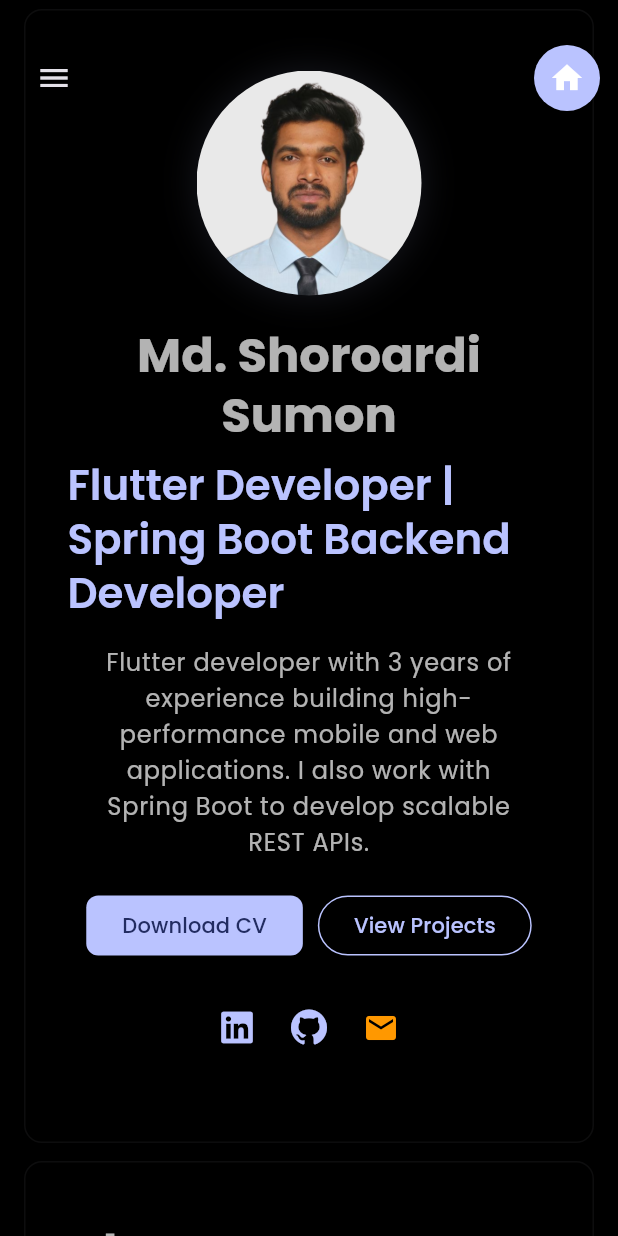
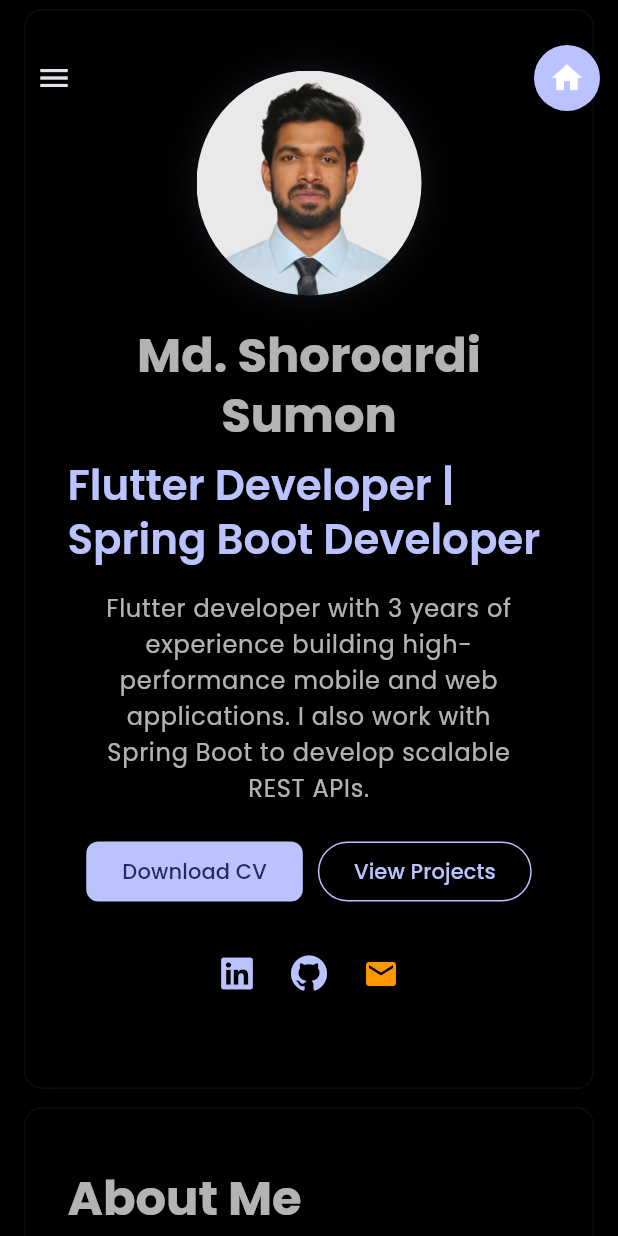
Before and after one commit to shoroardiSumon/Portfolio, a Flutter app: the screen it shows after launch, on a phone screen of 412 x 824 dp. Run offline on Flutter 3.47's test engine with Material 3 defaults, Android fonts, the phone set to English and light mode, and no system bars; drawn by our look-alikes of flutter_animate, scroll_to_index; our stand-ins replace font_awesome_flutter, google_fonts.

Commit message:
Refactor constant

```diff
--- a/lib/constants/content.dart
+++ b/lib/constants/content.dart
@@ -3,7 +3,7 @@
 
 const String personName = 'Md. Shoroardi Sumon';
 
-const String homeJobTitle = 'Flutter Developer | Spring Boot Backend Developer';
+const String homeJobTitle = 'Flutter Developer | Spring Boot Developer';
 
 const List<String> homeParagraphs = [
   'Flutter developer with 3 years of experience building high-performance mobile and web applications. I also work with Spring Boot to develop scalable REST APIs.'
```
